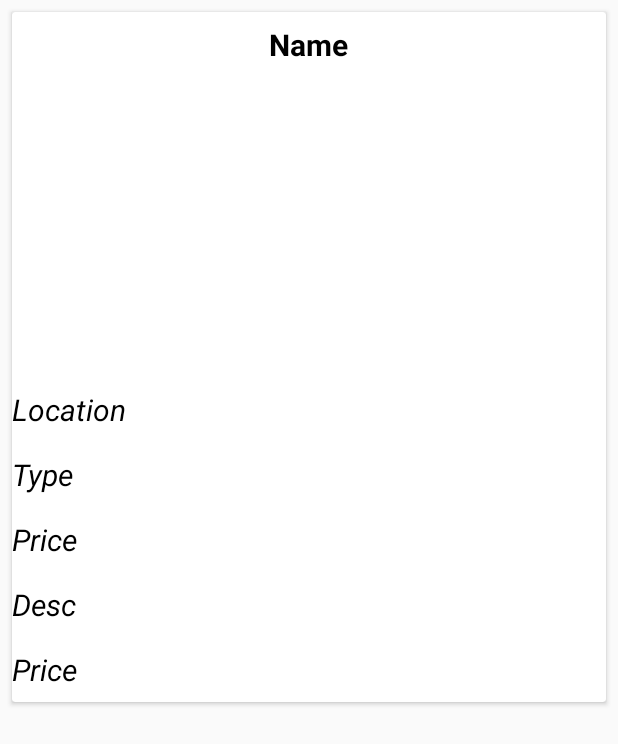
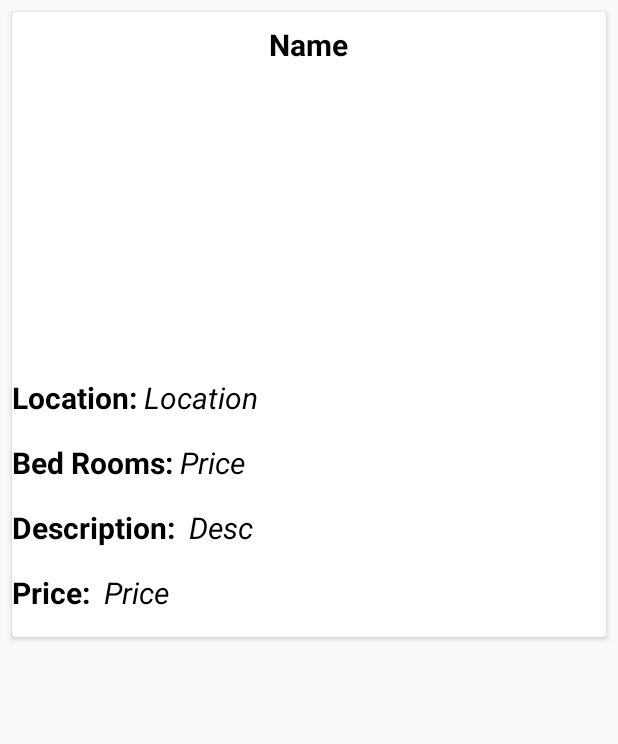
Before and after one commit to shimuli/MeHome, an Android app: the layout holidayimageitem.xml on its own in the app's theme, with its tools: preview values and no code run, on a phone screen of 412 x 824 dp. Shown: the top 744 px of the screen. Run offline under Robolectric (Android 15) with nearby library versions, the phone set to English and light mode, and no system bars.

Commit message:
tells add this

```diff
--- a/app/src/main/java/com/example/mehome/Models/Display/Holiday/HolidayAdapter.java
+++ b/app/src/main/java/com/example/mehome/Models/Display/Holiday/HolidayAdapter.java
@@ -67,7 +67,6 @@ public class HolidayAdapter extends RecyclerView.Adapter<HolidayAdapter.ImageVie
             textViewDesc = itemView.findViewById(R.id.text_view_description_comm);
             textViewPrice = itemView.findViewById(R.id.text_view_Price_comm);
             imageView = itemView.findViewById(R.id.image_view_upload_comm);
-            textViewType = itemView.findViewById(R.id.text_view_Type_comm);
             textViewBed = itemView.findViewById(R.id.text_view_Bedrooms_comm);
 
 
--- a/app/src/main/java/com/example/mehome/Models/Display/Holiday/HolidayDisplay.java
+++ b/app/src/main/java/com/example/mehome/Models/Display/Holiday/HolidayDisplay.java
@@ -65,7 +65,7 @@ public class HolidayDisplay extends AppCompatActivity  implements HolidayAdapter
         mStorage = FirebaseStorage.getInstance().getReference();
         //StorageReference pathReference = mStorage.child("Commercial/");
 
-        mDatabaseRef = FirebaseDatabase.getInstance().getReference("holiday/ ");
+        mDatabaseRef = FirebaseDatabase.getInstance().getReference("holiday/");
 
         mDatabaseRef.addValueEventListener(new ValueEventListener() {
             @Override
--- a/app/src/main/res/layout/holidayimageitem.xml
+++ b/app/src/main/res/layout/holidayimageitem.xml
@@ -26,6 +26,20 @@
             android:layout_width="match_parent"
             android:layout_height="200dp" />
 
+        <LinearLayout
+            android:layout_width="match_parent"
+            android:layout_height="wrap_content"
+            android:orientation="horizontal">
+            <TextView
+                android:layout_width="wrap_content"
+                android:layout_height="wrap_content"
+                android:layout_gravity="left"
+                android:layout_marginBottom="8dp"
+                android:layout_marginTop="8dp"
+                android:text="Location: "
+                android:textStyle="bold"
+                android:textColor="@android:color/black"
+                android:textSize="20sp" />
 
             <TextView
                 android:id="@+id/text_view_location_comm"
@@ -38,18 +52,22 @@
                 android:textStyle="italic"
                 android:textColor="@android:color/black"
                 android:textSize="20sp" />
+        </LinearLayout>
 
-
+        <LinearLayout
+            android:layout_width="match_parent"
+            android:layout_height="wrap_content"
+            android:orientation="horizontal">
 
             <TextView
-            android:id="@+id/text_view_Type_comm"
+
                 android:layout_width="wrap_content"
                 android:layout_height="wrap_content"
                 android:layout_gravity="left"
                 android:layout_marginBottom="8dp"
                 android:layout_marginTop="8dp"
-            android:text="Type"
-            android:textStyle="italic"
+                android:text="Bed Rooms: "
+                android:textStyle="bold"
                 android:textColor="@android:color/black"
                 android:textSize="20sp" />
 
@@ -64,6 +82,24 @@
                 android:textStyle="italic"
                 android:textColor="@android:color/black"
                 android:textSize="20sp" />
+
+        </LinearLayout>
+
+        <LinearLayout
+            android:layout_width="match_parent"
+            android:layout_height="wrap_content"
+            android:orientation="horizontal">
+            <TextView
+                android:layout_width="wrap_content"
+                android:layout_height="wrap_content"
+                android:layout_gravity="left"
+                android:layout_marginBottom="8dp"
+                android:layout_marginTop="8dp"
+                android:text="Description:  "
+                android:textStyle="bold"
+                android:textColor="@android:color/black"
+                android:textSize="20sp" />
+
             <TextView
                 android:id="@+id/text_view_description_comm"
                 android:layout_width="wrap_content"
@@ -75,7 +111,24 @@
                 android:textStyle="italic"
                 android:textColor="@android:color/black"
                 android:textSize="20sp" />
+        </LinearLayout>
 
+
+        <LinearLayout
+            android:layout_width="match_parent"
+            android:layout_height="wrap_content"
+            android:orientation="horizontal">
+
+            <TextView
+                android:layout_width="wrap_content"
+                android:layout_height="wrap_content"
+                android:layout_gravity="left"
+                android:layout_marginBottom="8dp"
+                android:layout_marginTop="8dp"
+                android:text="Price:  "
+                android:textStyle="bold"
+                android:textColor="@android:color/black"
+                android:textSize="20sp" />
 
             <TextView
                 android:id="@+id/text_view_Price_comm"
@@ -89,9 +142,14 @@
                 android:textColor="@android:color/black"
                 android:textSize="20sp" />
 
+        </LinearLayout>
+
+
 
 
 
     </LinearLayout>
 
+
+
 </android.support.v7.widget.CardView>
```
Lines whose indentation alone changed are shown as unchanged.
